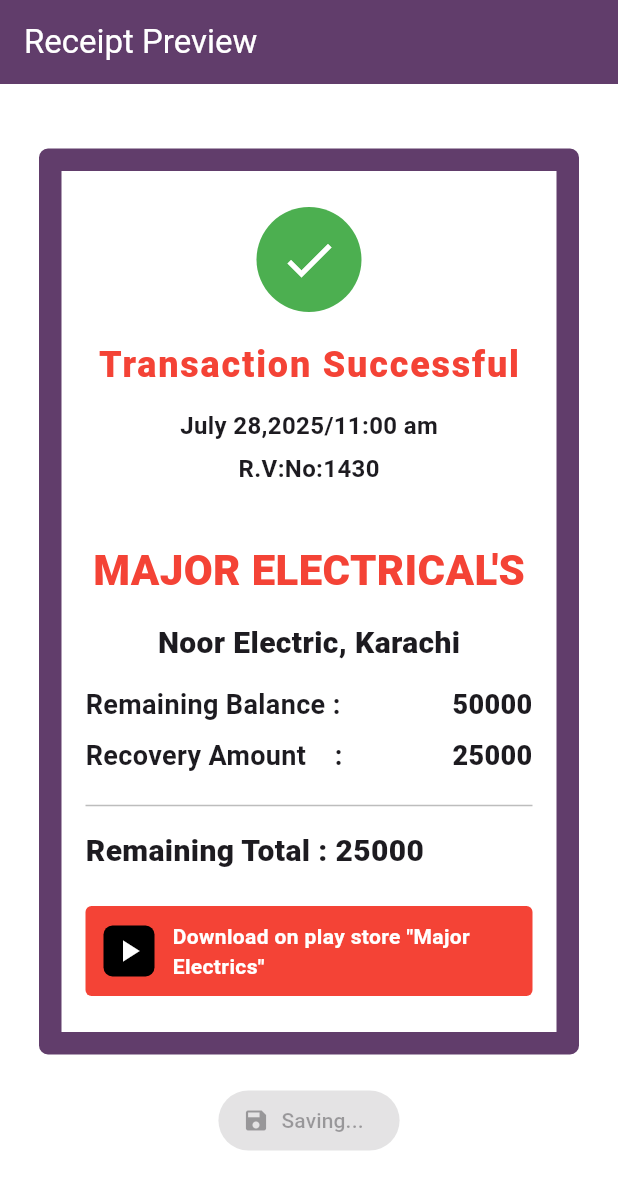
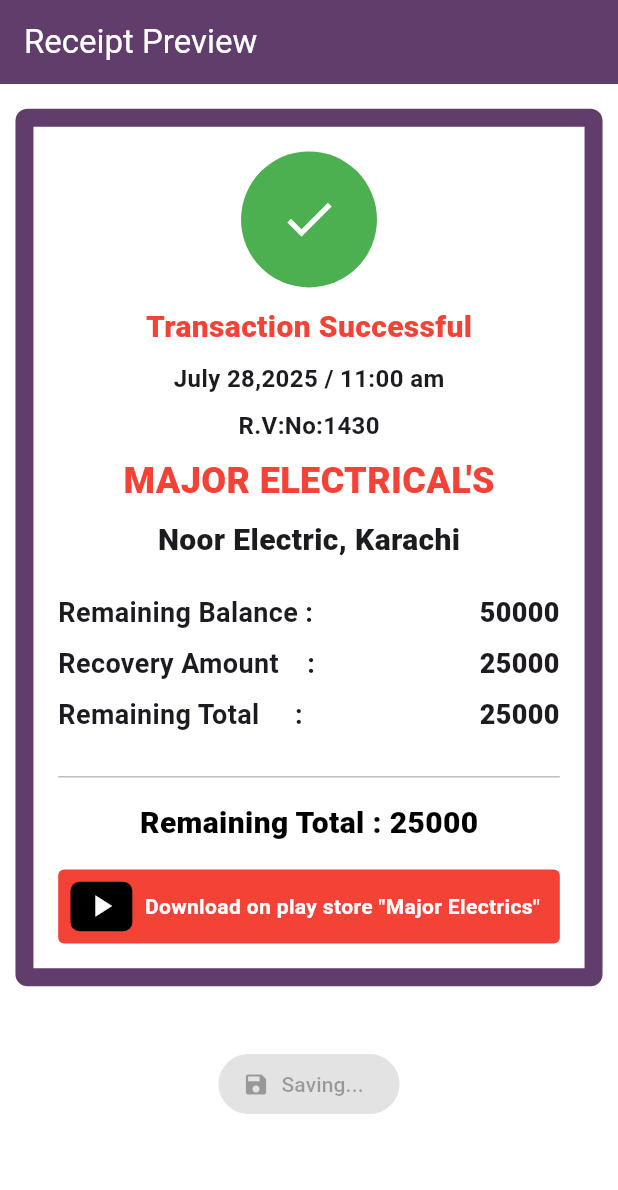
Before and after one commit to edusoftdevelopment/dummy-project, a Flutter app: the screen it shows after launch, after a tap on "Save & Share", on a phone screen of 412 x 824 dp. Shown: the top 1190 px of the screen. Run offline on Flutter 3.47's test engine with Material 3 defaults, Android fonts, the phone set to English and light mode, and no system bars; drawn by our look-alikes of auto_size_text; our stand-ins replace flutter_svg, share_plus.

Commit message:
recept page all Ui Responsive

```diff
--- /dev/null
+++ b/lib/feature/recipt_page/recept_page.dart
@@ -0,0 +1,324 @@
+import 'dart:io';
+import 'dart:ui' as ui;
+
+import 'package:auto_size_text/auto_size_text.dart';
+import 'package:flutter/material.dart';
+import 'package:flutter/rendering.dart';
+import 'package:path_provider/path_provider.dart';
+import 'package:share_plus/share_plus.dart';
+
+class ReceiptPage extends StatefulWidget {
+  const ReceiptPage({super.key});
+
+  @override
+  State<ReceiptPage> createState() => _ReceiptPageState();
+}
+
+class _ReceiptPageState extends State<ReceiptPage> {
+  final GlobalKey _receiptKey = GlobalKey();
+  bool _isSaving = false;
+
+  Future<void> _captureAndShare() async {
+    try {
+      setState(() => _isSaving = true);
+
+      final boundary =
+          _receiptKey.currentContext?.findRenderObject()
+              as RenderRepaintBoundary?;
+      if (boundary == null) throw 'Receipt not rendered yet';
+
+      final image = await boundary.toImage(pixelRatio: 3);
+      final byteData = await image.toByteData(format: ui.ImageByteFormat.png);
+      if (byteData == null) throw 'Unable to convert image to bytes';
+
+      final pngBytes = byteData.buffer.asUint8List();
+
+      final tempDir = await getTemporaryDirectory();
+      final file = await File(
+        '${tempDir.path}/receipt_${DateTime.now().millisecondsSinceEpoch}.png',
+      ).create();
+      await file.writeAsBytes(pngBytes);
+
+      await Share.shareXFiles([XFile(file.path)], text: 'Receipt');
+    } catch (e) {
+      if (mounted) {
+        ScaffoldMessenger.of(context).showSnackBar(
+          SnackBar(content: AutoSizeText('Error: $e')),
+        );
+      }
+    } finally {
+      if (mounted) setState(() => _isSaving = false);
+    }
+  }
+
+  @override
+  Widget build(BuildContext context) {
+    return LayoutBuilder(
+      builder: (context, constraints) {
+        final screenWidth = constraints.maxWidth;
+        final screenHeight = constraints.maxHeight;
+
+        return Scaffold(
+          backgroundColor: Colors.white,
+          appBar: AppBar(
+            title: const AutoSizeText(
+              'Receipt Preview',
+              style: TextStyle(color: Colors.white),
+            ),
+            backgroundColor: const Color(0xFF613D6B),
+          ),
+          body: SingleChildScrollView(
+            child: Center(
+              child: Column(
+                children: [
+                  SizedBox(height: screenHeight * 0.02),
+
+                  //! Receipt container
+                  RepaintBoundary(
+                    key: _receiptKey,
+                    child: Container(
+                      width: screenWidth * 0.95,
+                      padding: EdgeInsets.all(screenWidth * 0.04),
+                      decoration: BoxDecoration(
+                        color: Colors.white,
+                        border: Border.all(
+                          color: const Color(0xFF613D6B),
+                          width: 12,
+                        ),
+                        borderRadius: BorderRadius.circular(8),
+                      ),
+                      child: Column(
+                        children: [
+                          //! Header
+                          ReceiptHeader(
+                            screenWidth: screenWidth,
+                            screenHeight: screenHeight,
+                          ),
+
+                          SizedBox(height: screenHeight * 0.02),
+
+                          //! Balances
+                          ReceiptBalances(
+                            screenWidth: screenWidth,
+                            screenHeight: screenHeight,
+                          ),
+
+                          SizedBox(height: screenHeight * 0.02),
+
+                          const Divider(thickness: 1, color: Colors.black26),
+
+                          SizedBox(height: screenHeight * 0.01),
+
+                          const AutoSizeText(
+                            'Remaining Total : 25000',
+                            style: TextStyle(
+                              fontSize: 20,
+                              fontWeight: FontWeight.w800,
+                              color: Colors.black,
+                            ),
+                          ),
+
+                          SizedBox(height: screenHeight * 0.02),
+
+                          //! Footer
+                          ReceiptFooter(
+                            screenWidth: screenWidth,
+                            screenHeight: screenHeight,
+                          ),
+                        ],
+                      ),
+                    ),
+                  ),
+
+                  SizedBox(height: screenHeight * 0.05),
+
+                  ElevatedButton.icon(
+                    onPressed: _isSaving ? null : _captureAndShare,
+                    icon: const Icon(Icons.save),
+                    label: AutoSizeText(
+                      _isSaving ? 'Saving...' : 'Save & Share',
+                    ),
+                  ),
+
+                  SizedBox(height: screenHeight * 0.02),
+                ],
+              ),
+            ),
+          ),
+        );
+      },
+    );
+  }
+}
+
+class ReceiptHeader extends StatelessWidget {
+  const ReceiptHeader({
+    required this.screenWidth,
+    required this.screenHeight,
+    super.key,
+  });
+  final double screenWidth;
+  final double screenHeight;
+
+  @override
+  Widget build(BuildContext context) {
+    return Column(
+      children: [
+        //! Success Icon
+        Container(
+          width: screenWidth * 0.22,
+          height: screenWidth * 0.22,
+          decoration: const BoxDecoration(
+            color: Colors.green,
+            shape: BoxShape.circle,
+          ),
+          child: const Icon(Icons.check, color: Colors.white, size: 40),
+        ),
+        SizedBox(height: screenHeight * 0.015),
+
+        const AutoSizeText(
+          'Transaction Successful',
+          maxLines: 1,
+          style: TextStyle(
+            fontSize: 20,
+            fontWeight: FontWeight.w800,
+            color: Colors.red,
+          ),
+        ),
+
+        SizedBox(height: screenHeight * 0.01),
+        const AutoSizeText(
+          'July 28,2025 / 11:00 am',
+          style: TextStyle(fontSize: 16, fontWeight: FontWeight.w700),
+        ),
+
+        SizedBox(height: screenHeight * 0.01),
+        const AutoSizeText(
+          'R.V:No:1430',
+          style: TextStyle(fontSize: 16, fontWeight: FontWeight.w700),
+        ),
+
+        SizedBox(height: screenHeight * 0.01),
+        const AutoSizeText(
+          "MAJOR ELECTRICAL'S",
+          style: TextStyle(
+            fontSize: 24,
+            fontWeight: FontWeight.w900,
+            color: Colors.red,
+          ),
+        ),
+
+        SizedBox(height: screenHeight * 0.01),
+        const AutoSizeText(
+          'Noor Electric, Karachi',
+          style: TextStyle(fontSize: 20, fontWeight: FontWeight.w800),
+        ),
+      ],
+    );
+  }
+}
+
+class ReceiptBalances extends StatelessWidget {
+  const ReceiptBalances({
+    required this.screenWidth,
+    required this.screenHeight,
+    super.key,
+  });
+  final double screenWidth;
+  final double screenHeight;
+
+  @override
+  Widget build(BuildContext context) {
+    return const Column(
+      children: [
+        LabelValue(label: 'Remaining Balance :', value: '50000'),
+        LabelValue(label: 'Recovery Amount    :', value: '25000'),
+        LabelValue(label: 'Remaining Total     :', value: '25000'),
+      ],
+    );
+  }
+}
+
+class ReceiptFooter extends StatelessWidget {
+  const ReceiptFooter({
+    required this.screenWidth,
+    required this.screenHeight,
+    super.key,
+  });
+  final double screenWidth;
+  final double screenHeight;
+
+  @override
+  Widget build(BuildContext context) {
+    return Container(
+      width: double.infinity,
+      padding: EdgeInsets.symmetric(
+        vertical: screenHeight * 0.01,
+        horizontal: screenWidth * 0.02,
+      ),
+      decoration: BoxDecoration(
+        color: Colors.red,
+        borderRadius: BorderRadius.circular(4),
+      ),
+      child: Row(
+        children: [
+          Container(
+            width: screenWidth * 0.1,
+            height: screenHeight * 0.04,
+            decoration: BoxDecoration(
+              color: Colors.black,
+              borderRadius: BorderRadius.circular(6),
+            ),
+            child: const Icon(Icons.play_arrow, color: Colors.white),
+          ),
+          SizedBox(width: screenWidth * 0.02),
+          const Expanded(
+            child: AutoSizeText(
+              'Download on play store "Major Electrics"',
+              style: TextStyle(
+                color: Colors.white,
+                fontWeight: FontWeight.w700,
+              ),
+            ),
+          ),
+        ],
+      ),
+    );
+  }
+}
+
+class LabelValue extends StatelessWidget {
+  const LabelValue({
+    required this.label,
+    required this.value,
+    super.key,
+  });
+  final String label;
+  final String value;
+
+  @override
+  Widget build(BuildContext context) {
+    return Padding(
+      padding: const EdgeInsets.symmetric(vertical: 4),
+      child: Row(
+        children: [
+          Expanded(
+            flex: 6,
+            child: AutoSizeText(
+              label,
+              style: const TextStyle(fontSize: 18, fontWeight: FontWeight.w700),
+            ),
+          ),
+          Expanded(
+            flex: 4,
+            child: AutoSizeText(
+              value,
+              textAlign: TextAlign.right,
+              style: const TextStyle(fontSize: 18, fontWeight: FontWeight.w800),
+            ),
+          ),
+        ],
+      ),
+    );
+  }
+}
--- a/lib/feature/recipt_page/recipt_page.dart
+++ /dev/null
@@ -1,322 +0,0 @@
-
-import 'dart:io';
-import 'dart:ui' as ui;
-
-import 'package:flutter/material.dart';
-import 'package:flutter/rendering.dart';
-import 'package:path_provider/path_provider.dart';
-import 'package:share_plus/share_plus.dart';
-
-class ReceiptPage extends StatefulWidget {
-  const ReceiptPage({super.key});
-  @override
-  State<ReceiptPage> createState() => _ReceiptPageState();
-}
-
-class _ReceiptPageState extends State<ReceiptPage> {
-  final GlobalKey _receiptKey = GlobalKey();
-  bool _isSaving = false;
-
-  Future<void> _captureAndShare() async {
-    try {
-      setState(() => _isSaving = true);
-
-      final boundary =
-          _receiptKey.currentContext?.findRenderObject()
-              as RenderRepaintBoundary?;
-      if (boundary == null) throw 'Receipt not rendered yet';
-
-      final image = await boundary.toImage(pixelRatio: 3);
-      final byteData = await image.toByteData(
-        format: ui.ImageByteFormat.png,
-      );
-      if (byteData == null) throw 'Unable to convert image to bytes';
-
-      final pngBytes = byteData.buffer.asUint8List();
-
-      final tempDir = await getTemporaryDirectory();
-      final file = await File(
-        '${tempDir.path}/receipt_${DateTime.now().millisecondsSinceEpoch}.png',
-      ).create();
-      await file.writeAsBytes(pngBytes);
-      await Share.shareXFiles([XFile(file.path)], text: 'Receipt');
-    } catch (e) {
-      if (mounted) {
-        ScaffoldMessenger.of(
-          context,
-        ).showSnackBar(SnackBar(content: Text('Error: $e')));
-      }
-    } finally {
-      if (mounted) setState(() => _isSaving = false);
-    }
-  }
-
-  @override
-  Widget build(BuildContext context) {
-    // Use fixed width so layout stays identical across devices
-    const receiptWidth = 360.0;
-
-    return Scaffold(
-      backgroundColor: Colors.white, // purple outer border color
-      appBar: AppBar(
-        title: const Text(
-          'Receipt Preview',
-          style: TextStyle(color: Colors.white),
-        ),
-        backgroundColor: const Color(0xFF613D6B),
-      ),
-      body: Center(
-        child: SingleChildScrollView(
-          child: Column(
-            children: [
-              const SizedBox(height: 20),
-
-              // RepaintBoundary wraps the widget we want to capture
-              RepaintBoundary(
-                key: _receiptKey,
-                child: Container(
-                  width: receiptWidth,
-                  // Outer white area with rounded corners
-                  padding: const EdgeInsets.symmetric(
-                    vertical: 24,
-                    horizontal: 16,
-                  ),
-                  decoration: BoxDecoration(
-                    color: Colors.white,
-
-                    border: Border.all(
-                      color: const Color(0xFF613D6B),
-                      width: 15,
-                    ),
-                    borderRadius: BorderRadius.circular(6),
-                  ),
-                  child: Column(
-                    children: [
-                      // Green check circle
-                      Container(
-                        width: 70,
-                        height: 70,
-                        decoration: const BoxDecoration(
-                          color: Colors.green,
-                          shape: BoxShape.circle,
-                        ),
-                        child: const Center(
-                          child: Icon(
-                            Icons.check,
-                            color: Colors.white,
-                            size: 40,
-                          ),
-                        ),
-                      ),
-
-                      const SizedBox(height: 18),
-
-                      // Transaction Successful
-                      const Text(
-                        'Transaction Successful',
-                        style: TextStyle(
-                          fontSize: 24,
-                          fontWeight: FontWeight.w800,
-                          color: Colors.red,
-                          letterSpacing: 1.2,
-                        ),
-                      ),
-
-                      const SizedBox(height: 12),
-
-                      const Text(
-                        'July 28,2025/11:00 am',
-                        style: TextStyle(
-                          fontSize: 16,
-                          fontWeight: FontWeight.w700,
-                        ),
-                      ),
-
-                      const SizedBox(height: 6),
-
-                      const Text(
-                        'R.V:No:1430',
-                        style: TextStyle(
-                          fontSize: 16,
-                          fontWeight: FontWeight.w700,
-                        ),
-                      ),
-
-                      const SizedBox(height: 18),
-
-                      // Logo (use your asset named assets/logo.png)
-                      // Container(
-                      //   width: 110,
-                      //   height: 110,
-                      //   decoration: BoxDecoration(
-                      //     color: const Color(0xFF6F476A),
-                      //     borderRadius: BorderRadius.circular(16),
-                      //   ),
-                      //   child: ClipRRect(
-                      //     borderRadius: BorderRadius.circular(16),
-                      //     child: Padding(
-                      //       padding: const EdgeInsets.all(12.0),
-                      //       child: Image.asset(
-                      //         'assets/logo.png',
-                      //         fit: BoxFit.contain,
-                      //       ),
-                      //     ),
-                      //   ),
-                      // ),
-                      const SizedBox(height: 18),
-
-                      const Text(
-                        "MAJOR ELECTRICAL'S",
-                        style: TextStyle(
-                          fontSize: 28,
-                          fontWeight: FontWeight.w900,
-                          color: Colors.red,
-                        ),
-                      ),
-
-                      const SizedBox(height: 14),
-
-                      const Text(
-                        'Noor Electric, Karachi',
-                        style: TextStyle(
-                          fontSize: 20,
-                          fontWeight: FontWeight.w800,
-                        ),
-                      ),
-
-                      const SizedBox(height: 14),
-
-                      // Balances
-                      const Column(
-                        crossAxisAlignment: CrossAxisAlignment.start,
-                        children: [
-                          _LabelValue(
-                            label: 'Remaining Balance :',
-                            value: '50000',
-                          ),
-                          SizedBox(height: 8),
-                          _LabelValue(
-                            label: 'Recovery Amount    :',
-                            value: '25000',
-                          ),
-                        ],
-                      ),
-
-                      const SizedBox(height: 12),
-
-                      // Dashed divider
-                      const SizedBox(
-                        width: receiptWidth - 40,
-                        child: Divider(
-                          thickness: 1,
-                          color: Colors.black26,
-                        ),
-                      ),
-
-                      const SizedBox(height: 8),
-
-                      const Align(
-                        alignment: Alignment.centerLeft,
-                        child: Text(
-                          'Remaining Total : 25000',
-                          style: TextStyle(
-                            fontSize: 20,
-                            fontWeight: FontWeight.w800,
-                          ),
-                        ),
-                      ),
-
-                      const SizedBox(height: 22),
-
-                      // Bottom red promo bar
-                      Container(
-                        width: double.infinity,
-                        padding: const EdgeInsets.symmetric(
-                          vertical: 10,
-                          horizontal: 12,
-                        ),
-                        decoration: BoxDecoration(
-                          color: Colors.red,
-                          borderRadius: BorderRadius.circular(4),
-                        ),
-                        child: Row(
-                          children: [
-                            // Simple Play Store icon substitute
-                            Container(
-                              width: 34,
-                              height: 34,
-                              decoration: BoxDecoration(
-                                color: Colors.black,
-                                borderRadius: BorderRadius.circular(6),
-                              ),
-                              child: const Center(
-                                child: Icon(
-                                  Icons.play_arrow,
-                                  color: Colors.white,
-                                ),
-                              ),
-                            ),
-                            const SizedBox(width: 12),
-                            const Expanded(
-                              child: Text(
-                                'Download on play store "Major Electrics"',
-                                style: TextStyle(
-                                  color: Colors.white,
-                                  fontWeight: FontWeight.w700,
-                                ),
-                              ),
-                            ),
-                          ],
-                        ),
-                      ),
-                    ],
-                  ),
-                ),
-              ),
-
-              const SizedBox(height: 20),
-
-              ElevatedButton.icon(
-                onPressed: _isSaving ? null : _captureAndShare,
-                icon: const Icon(Icons.save),
-                label: Text(_isSaving ? 'Saving...' : 'Save & Share'),
-              ),
-
-              const SizedBox(height: 30),
-            ],
-          ),
-        ),
-      ),
-    );
-  }
-}
-
-class _LabelValue extends StatelessWidget {
-  const _LabelValue({required this.label, required this.value});
-  final String label;
-  final String value;
-
-  @override
-  Widget build(BuildContext context) {
-    return Row(
-      children: [
-        Expanded(
-          flex: 6,
-          child: Text(
-            label,
-            style: const TextStyle(fontSize: 18, fontWeight: FontWeight.w700),
-          ),
-        ),
-        const SizedBox(width: 8),
-        Expanded(
-          flex: 4,
-          child: Text(
-            value,
-            textAlign: TextAlign.right,
-            style: const TextStyle(fontSize: 18, fontWeight: FontWeight.w800),
-          ),
-        ),
-      ],
-    );
-  }
-}
--- a/lib/main.dart
+++ b/lib/main.dart
@@ -1,4 +1,4 @@
-import 'package:dummy_project/feature/recipt_page/recipt_page.dart';
+import 'package:dummy_project/feature/recipt_page/recept_page.dart';
 import 'package:flutter/material.dart';
 
 void main() {
```
